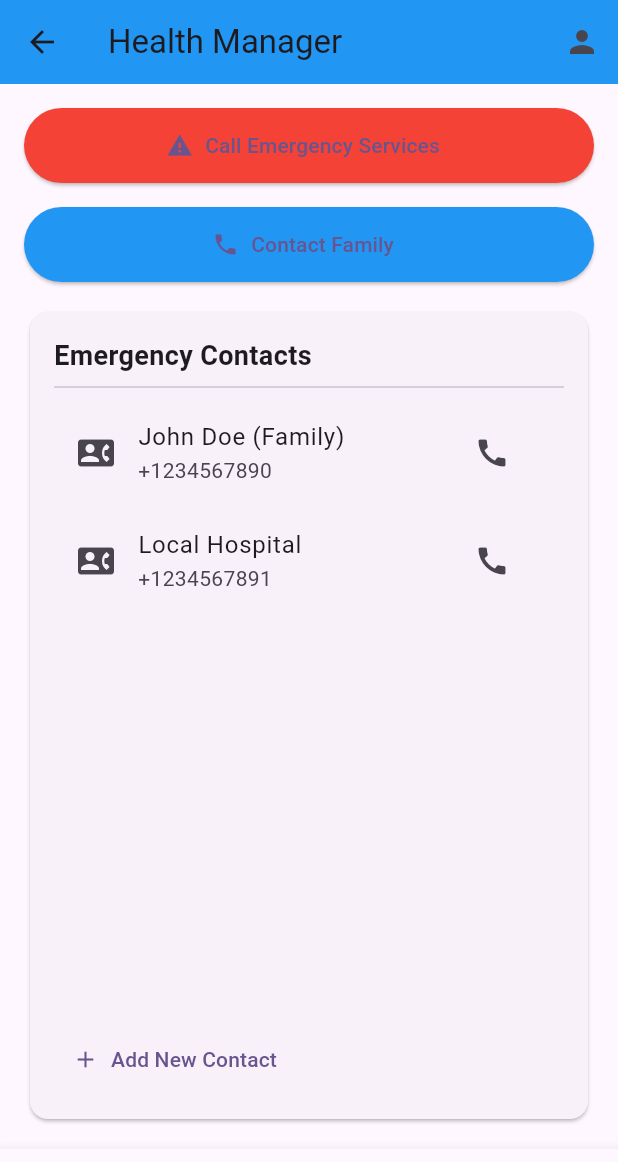
After one commit to UmarA1Faruq/PM2-Project-Medicacare, a Flutter app: the EmergencyView screen opened directly, on a phone screen of 412 x 824 dp. The commit adds this screen. Shown: the top 1162 px of the screen. Run offline on Flutter 3.47's test engine with Material 3 defaults, Android fonts, the phone set to English and light mode, and no system bars; our stand-ins replace get.

Commit message:
menyelesaikan halaman emergency

```diff
--- /dev/null
+++ b/lib/app/modules/emergency/bindings/emergency_binding.dart
@@ -0,0 +1,10 @@
+// ignore: depend_on_referenced_packages
+import 'package:get/get.dart';
+import 'package:myapp/app/modules/emergency/controllers/emergency_controller.dart';
+
+class EmergencyBinding extends Bindings {
+  @override
+  void dependencies() {
+    Get.lazyPut<EmergencyController>(() => EmergencyController());
+  }
+}
--- /dev/null
+++ b/lib/app/modules/emergency/bindings/emergency_controller.dart
@@ -0,0 +1 @@
+// TODO Implement this library.
--- /dev/null
+++ b/lib/app/modules/emergency/controllers/emergency_controller.dart
@@ -0,0 +1,34 @@
+import 'package:get/get.dart';
+
+class EmergencyController extends GetxController {
+  // List of emergency contacts
+  var contacts = <Map<String, String>>[
+    {'name': 'John Doe (Family)', 'phone': '+1234567890'},
+    {'name': 'Local Hospital', 'phone': '+1234567891'},
+  ].obs;
+
+  // Call emergency services
+  void callEmergencyServices() {
+    print("Calling emergency services...");
+    // Tambahkan logika panggilan darurat
+  }
+
+  // Contact family
+  void contactFamily() {
+    print("Contacting family...");
+    // Tambahkan logika kontak keluarga
+  }
+
+  // Call specific contact
+  void callContact(int index) {
+    print("Calling ${contacts[index]['name']} at ${contacts[index]['phone']}");
+    // Tambahkan logika panggilan kontak
+  }
+
+  // Add new contact
+  void addNewContact() {
+    print("Adding a new contact...");
+    // Tambahkan logika untuk menambah kontak baru
+    contacts.add({'name': 'New Contact', 'phone': '+1234567892'});
+  }
+}
--- /dev/null
+++ b/lib/app/modules/emergency/views/emergency_controller.dart
@@ -0,0 +1 @@
+// TODO Implement this library.
--- /dev/null
+++ b/lib/app/modules/emergency/views/emergency_view.dart
@@ -0,0 +1,123 @@
+import 'package:flutter/material.dart';
+import 'package:get/get.dart';
+import 'package:myapp/app/modules/emergency/controllers/emergency_controller.dart';
+import 'emergency_controller.dart';
+
+class EmergencyView extends GetView<EmergencyController> {
+  const EmergencyView({super.key});
+
+  @override
+  Widget build(BuildContext context) {
+    return Scaffold(
+      appBar: AppBar(
+        title: Text('Health Manager'),
+        backgroundColor: Colors.blue,
+        actions: [
+          IconButton(
+            icon: Icon(Icons.person),
+            onPressed: () {
+              // Aksi untuk tombol profil
+            },
+          ),
+        ],
+      ),
+      body: Padding(
+        padding: const EdgeInsets.all(16.0),
+        child: Column(
+          children: [
+            // Tombol Emergency
+            ElevatedButton.icon(
+              style: ElevatedButton.styleFrom(
+                backgroundColor: Colors.red,
+                minimumSize: Size(double.infinity, 50),
+              ),
+              icon: Icon(Icons.warning),
+              label: Text('Call Emergency Services'),
+              onPressed: controller.callEmergencyServices,
+            ),
+            SizedBox(height: 16),
+            // Tombol Kontak Keluarga
+            ElevatedButton.icon(
+              style: ElevatedButton.styleFrom(
+                backgroundColor: Colors.blue,
+                minimumSize: Size(double.infinity, 50),
+              ),
+              icon: Icon(Icons.phone),
+              label: Text('Contact Family'),
+              onPressed: controller.contactFamily,
+            ),
+            SizedBox(height: 16),
+            // Kontak Darurat
+            Expanded(
+              child: Card(
+                child: Padding(
+                  padding: const EdgeInsets.all(16.0),
+                  child: Column(
+                    crossAxisAlignment: CrossAxisAlignment.start,
+                    children: [
+                      Text(
+                        'Emergency Contacts',
+                        style: TextStyle(
+                          fontSize: 18,
+                          fontWeight: FontWeight.bold,
+                        ),
+                      ),
+                      Divider(),
+                      Obx(() => ListView.builder(
+                            shrinkWrap: true,
+                            itemCount: controller.contacts.length,
+                            itemBuilder: (context, index) {
+                              final contact = controller.contacts[index];
+                              return ListTile(
+                                leading: Icon(Icons.contact_phone),
+                                title: Text(contact['name']!),
+                                subtitle: Text(contact['phone']!),
+                                trailing: IconButton(
+                                  icon: Icon(Icons.call),
+                                  onPressed: () =>
+                                      controller.callContact(index),
+                                ),
+                              );
+                            },
+                          )),
+                      Spacer(),
+                      TextButton.icon(
+                        icon: Icon(Icons.add),
+                        label: Text('Add New Contact'),
+                        onPressed: controller.addNewContact,
+                      ),
+                    ],
+                  ),
+                ),
+              ),
+            ),
+          ],
+        ),
+      ),
+      bottomNavigationBar: BottomNavigationBar(
+        items: [
+          BottomNavigationBarItem(
+            icon: Icon(Icons.home),
+            label: 'Home',
+          ),
+          BottomNavigationBarItem(
+            icon: Icon(Icons.notifications),
+            label: 'Notifications',
+          ),
+          BottomNavigationBarItem(
+            icon: Icon(Icons.calendar_today),
+            label: 'Calendar',
+          ),
+          BottomNavigationBarItem(
+            icon: Icon(Icons.phone),
+            label: 'Emergency',
+          ),
+        ],
+        currentIndex: 3, // Index untuk halaman Emergency
+        onTap: (index) {
+          // Aksi navigasi
+        },
+      ),
+    );
+  }
+}
--- /dev/null
+++ b/lib/app/routes/app_pages.dart
@@ -0,0 +1,20 @@
+import 'package:get/get.dart';
+
+import '../modules/emergency/bindings/emergency_binding.dart';
+import '../modules/emergency/views/emergency_view.dart';
+
+part 'app_routes.dart';
+
+class AppPages {
+  AppPages._();
+
+  static var INITIAL = Routes.HOME;
+
+  static final routes = [
+    GetPage(
+      name: _Paths.EMERGENCY,
+      page: () => const EmergencyView(),
+      binding: EmergencyBinding(),
+    ),
+  ];
+}
--- /dev/null
+++ b/lib/app/routes/app_routes.dart
@@ -0,0 +1,14 @@
+part of 'app_pages.dart';
+// DO NOT EDIT. This is code generated via package:get_cli/get_cli.dart
+
+abstract class Routes {
+  Routes._();
+  static const EMERGENCY = _Paths.EMERGENCY;
+
+  static var HOME;
+}
+
+abstract class _Paths {
+  _Paths._();
+  static const EMERGENCY = '/emergency';
+}
--- a/lib/main.dart
+++ b/lib/main.dart
@@ -1,4 +1,5 @@
 import 'package:flutter/material.dart';
+
 
 void main() {
   runApp(const MyApp());
--- a/pubspec.yaml
+++ b/pubspec.yaml
@@ -35,6 +35,7 @@ dependencies:
   # The following adds the Cupertino Icons font to your application.
   # Use with the CupertinoIcons class for iOS style icons.
   cupertino_icons: ^1.0.8
+  get: ^4.6.6
 
 dev_dependencies:
   flutter_test:
```
Also changed, not shown: pubspec.lock.
